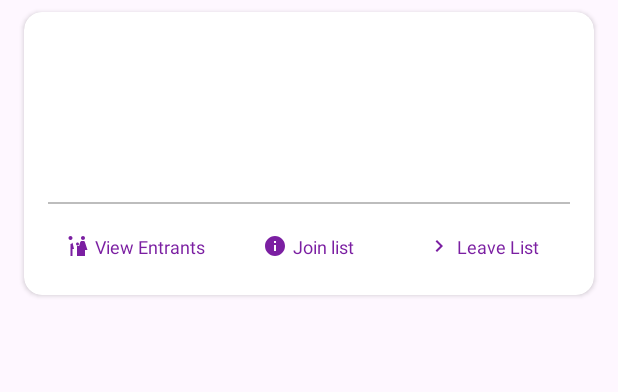
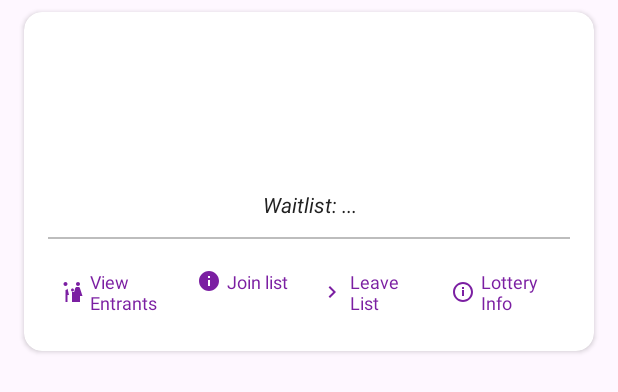
Before and after one commit to CMPUT301F25codarc/codarc-events, an Android app: the layout item_event_card.xml on its own in the app's theme, with its tools: preview values and no code run, on a phone screen of 412 x 824 dp. Shown: the top 392 px of the screen. Run offline under Robolectric (Android 15) with nearby library versions, the phone set to English and light mode, and no system bars.

Commit message:
feat: implement entrant waitlist count (US 01.01.05) and lottery info dialog (US 01.04.05)

```diff
--- /dev/null
+++ b/app/src/main/res/drawable/ic_info.xml
@@ -0,0 +1,22 @@
+<vector xmlns:android="http://schemas.android.com/apk/res/android"
+    android:width="24dp"
+    android:height="24dp"
+    android:viewportWidth="24"
+    android:viewportHeight="24"
+    android:tint="?attr/colorControlNormal">
+
+    <!-- Outer Circle -->
+    <path
+        android:fillColor="@android:color/black"
+        android:pathData="M12,2C6.48,2 2,6.48 2,12s4.48,10 10,10 10,-4.48 10,-10S17.52,2 12,2zM12,20c-4.41,0 -8,-3.59 -8,-8s3.59,-8 8,-8 8,3.59 8,8 -3.59,8 -8,8z" />
+
+    <!-- "i" vertical line -->
+    <path
+        android:fillColor="@android:color/black"
+        android:pathData="M11,10h2v6h-2z" />
+
+    <!-- Dot on top -->
+    <path
+        android:fillColor="@android:color/black"
+        android:pathData="M11,7h2v2h-2z" />
+</vector>
--- a/app/src/main/res/layout/item_event_card.xml
+++ b/app/src/main/res/layout/item_event_card.xml
@@ -63,6 +63,17 @@
                 android:textColor="@color/entrant_event_card_location"
                 android:textSize="14sp" />
 
+            <!-- 🔹 Waitlist Count -->
+            <TextView
+                android:id="@+id/tv_waitlist_count"
+                android:layout_width="match_parent"
+                android:layout_height="wrap_content"
+                android:layout_marginTop="4dp"
+                android:gravity="center"
+                android:text="Waitlist: ..."
+                android:textColor="@color/entrant_event_card_text"
+                android:textStyle="italic"
+                android:textSize="14sp" />
         </LinearLayout>
 
         <!-- Separator Line -->
@@ -78,7 +89,7 @@
             android:layout_height="wrap_content"
             android:layout_marginTop="12dp"
             android:orientation="horizontal"
-            android:weightSum="3">
+            android:weightSum="4">
 
             <!-- View Entrants Button -->
             <LinearLayout
@@ -103,7 +114,6 @@
                     android:text="@string/view_entrants"
                     android:textColor="@color/entrant_action_button_purple"
                     android:textSize="12sp" />
-
             </LinearLayout>
 
             <!-- Join List Button -->
@@ -129,7 +139,6 @@
                     android:text="@string/join_list"
                     android:textColor="@color/entrant_action_button_purple"
                     android:textSize="12sp" />
-
             </LinearLayout>
 
             <!-- Leave List Button -->
@@ -155,11 +164,32 @@
                     android:text="@string/leave_list"
                     android:textColor="@color/entrant_action_button_purple"
                     android:textSize="12sp" />
-
             </LinearLayout>
 
+            <!-- 🎯 New: Lottery Info Button -->
+            <LinearLayout
+                android:id="@+id/btn_lottery_info"
+                android:layout_width="0dp"
+                android:layout_height="wrap_content"
+                android:layout_weight="1"
+                android:gravity="center"
+                android:orientation="horizontal"
+                android:padding="8dp">
+
+                <ImageView
+                    android:layout_width="16dp"
+                    android:layout_height="16dp"
+                    android:layout_marginEnd="4dp"
+                    android:src="@drawable/ic_info"
+                    android:tint="@color/entrant_action_button_purple" />
+
+                <TextView
+                    android:layout_width="wrap_content"
+                    android:layout_height="wrap_content"
+                    android:text="Lottery Info"
+                    android:textColor="@color/entrant_action_button_purple"
+                    android:textSize="12sp" />
+            </LinearLayout>
         </LinearLayout>
-
     </LinearLayout>
-
 </androidx.cardview.widget.CardView>
```
Also changed, not shown: app/src/main/java/ca/ualberta/codarc/codarc_events/controllers/JoinWaitlistController.java (+11 -0 lines), app/src/main/res/layout/dialog_lottery_info.xml (added, +63 -0 lines).
